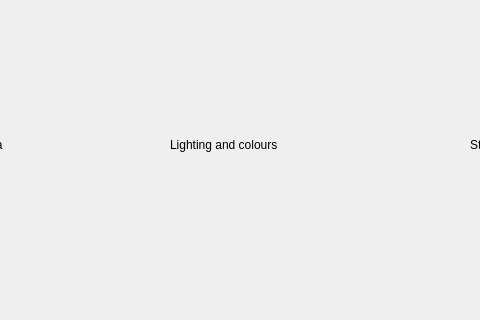
First picture: the form in src/gui/mainwindow.ui, repository rdimaio/13CAD, before the edit; both pictures show x 600 to 1080 and y 501 to 821 of the 1298 by 821 pixel window.
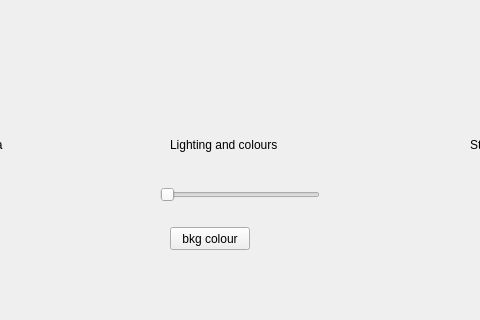
Second picture: the form after the edit. Icons and pictures are not drawn. Custom widgets are drawn as their Qt base class.

Commit message: Add option to change background colour

Patch:
```diff
--- a/src/gui/mainwindow.ui
+++ b/src/gui/mainwindow.ui
@@ -176,6 +176,32 @@
      <string>Filters</string>
     </property>
    </widget>
+   <widget class="QSlider" name="horizontalSlider">
+    <property name="geometry">
+     <rect>
+      <x>760</x>
+      <y>640</y>
+      <width>160</width>
+      <height>16</height>
+     </rect>
+    </property>
+    <property name="orientation">
+     <enum>Qt::Horizontal</enum>
+    </property>
+   </widget>
+   <widget class="QPushButton" name="bkgColourButton">
+    <property name="geometry">
+     <rect>
+      <x>770</x>
+      <y>680</y>
+      <width>80</width>
+      <height>23</height>
+     </rect>
+    </property>
+    <property name="text">
+     <string>bkg colour</string>
+    </property>
+   </widget>
    <widget class="QWidget" name="">
     <property name="geometry">
      <rect>
```
Left out of the diff: 10 changed lines with no effect on the pictures. The commit also changes 2 other files.
